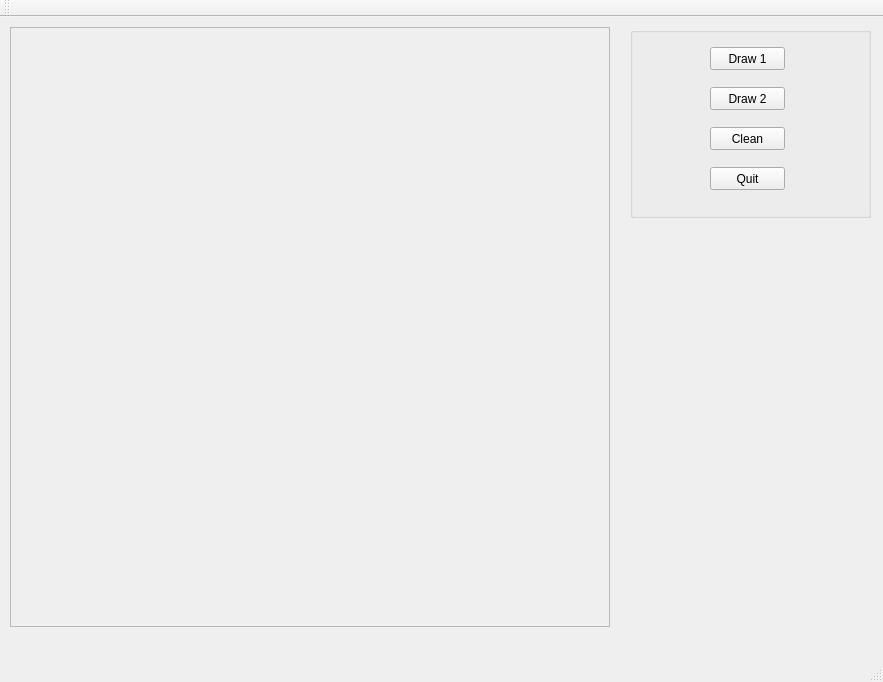
Qt form mywindow.ui (jasienieckih/lgim8) before a commit.
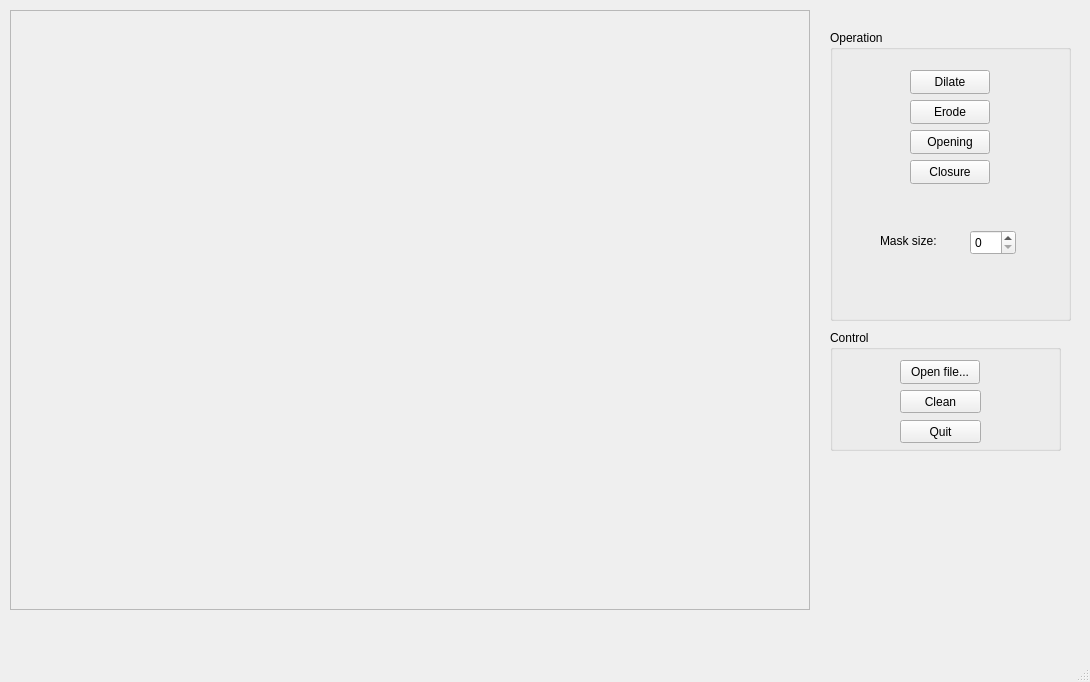
The same form after that commit.

Commit message: Change GUI to be suited for the task

What changed in the file:
```diff
--- a/mywindow.ui
+++ b/mywindow.ui
@@ -6,7 +6,7 @@
    <rect>
     <x>0</x>
     <y>0</y>
-    <width>883</width>
+    <width>1090</width>
     <height>682</height>
    </rect>
   </property>
@@ -19,7 +19,7 @@
      <rect>
       <x>10</x>
       <y>10</y>
-      <width>600</width>
+      <width>800</width>
       <height>600</height>
      </rect>
     </property>
@@ -33,20 +33,20 @@
    <widget class="QGroupBox" name="groupBox">
     <property name="geometry">
      <rect>
-      <x>630</x>
-      <y>10</y>
-      <width>241</width>
-      <height>191</height>
+      <x>830</x>
+      <y>330</y>
+      <width>231</width>
+      <height>121</height>
      </rect>
     </property>
     <property name="title">
-     <string/>
+     <string>Control</string>
     </property>
     <widget class="QPushButton" name="draw1Button">
      <property name="geometry">
       <rect>
-       <x>80</x>
-       <y>20</y>
+       <x>10</x>
+       <y>170</y>
        <width>75</width>
        <height>23</height>
       </rect>
@@ -55,25 +55,12 @@
       <string>Draw 1</string>
      </property>
     </widget>
-    <widget class="QPushButton" name="draw2Button">
-     <property name="geometry">
-      <rect>
-       <x>80</x>
-       <y>60</y>
-       <width>75</width>
-       <height>23</height>
-      </rect>
-     </property>
-     <property name="text">
-      <string>Draw 2</string>
-     </property>
-    </widget>
     <widget class="QPushButton" name="cleanButton">
      <property name="geometry">
       <rect>
-       <x>80</x>
-       <y>100</y>
-       <width>75</width>
+       <x>70</x>
+       <y>60</y>
+       <width>81</width>
        <height>23</height>
       </rect>
      </property>
@@ -84,9 +71,9 @@
     <widget class="QPushButton" name="exitButton">
      <property name="geometry">
       <rect>
-       <x>80</x>
-       <y>140</y>
-       <width>75</width>
+       <x>70</x>
+       <y>90</y>
+       <width>81</width>
        <height>23</height>
       </rect>
      </property>
@@ -94,6 +81,120 @@
       <string>Quit</string>
      </property>
     </widget>
+    <widget class="QPushButton" name="draw2Button">
+     <property name="geometry">
+      <rect>
+       <x>10</x>
+       <y>200</y>
+       <width>75</width>
+       <height>23</height>
+      </rect>
+     </property>
+     <property name="text">
+      <string>Draw 2</string>
+     </property>
+    </widget>
+    <widget class="QPushButton" name="pushButton">
+     <property name="geometry">
+      <rect>
+       <x>70</x>
+       <y>30</y>
+       <width>80</width>
+       <height>24</height>
+      </rect>
+     </property>
+     <property name="text">
+      <string>Open file...</string>
+     </property>
+    </widget>
+   </widget>
+   <widget class="QGroupBox" name="groupBox_2">
+    <property name="geometry">
+     <rect>
+      <x>830</x>
+      <y>30</y>
+      <width>241</width>
+      <height>291</height>
+     </rect>
+    </property>
+    <property name="title">
+     <string>Operation</string>
+    </property>
+    <widget class="QPushButton" name="pushButton_2">
+     <property name="geometry">
+      <rect>
+       <x>80</x>
+       <y>40</y>
+       <width>80</width>
+       <height>24</height>
+      </rect>
+     </property>
+     <property name="text">
+      <string>Dilate</string>
+     </property>
+    </widget>
+    <widget class="QPushButton" name="pushButton_3">
+     <property name="geometry">
+      <rect>
+       <x>80</x>
+       <y>70</y>
+       <width>80</width>
+       <height>24</height>
+      </rect>
+     </property>
+     <property name="text">
+      <string>Erode</string>
+     </property>
+    </widget>
+    <widget class="QPushButton" name="pushButton_4">
+     <property name="geometry">
+      <rect>
+       <x>80</x>
+       <y>100</y>
+       <width>80</width>
+       <height>24</height>
+      </rect>
+     </property>
+     <property name="text">
+      <string>Opening</string>
+     </property>
+    </widget>
+    <widget class="QPushButton" name="pushButton_5">
+     <property name="geometry">
+      <rect>
+       <x>80</x>
+       <y>130</y>
+       <width>80</width>
+       <height>24</height>
+      </rect>
+     </property>
+     <property name="text">
+      <string>Closure</string>
+     </property>
+    </widget>
+    <widget class="QSpinBox" name="spinBox">
+     <property name="geometry">
+      <rect>
+       <x>140</x>
+       <y>200</y>
+       <width>46</width>
+       <height>25</height>
+      </rect>
+     </property>
+    </widget>
+    <widget class="QLabel" name="label">
+     <property name="geometry">
+      <rect>
+       <x>50</x>
+       <y>200</y>
+       <width>71</width>
+       <height>21</height>
+      </rect>
+     </property>
+     <property name="text">
+      <string>Mask size: </string>
+     </property>
+    </widget>
    </widget>
   </widget>
   <widget class="QMenuBar" name="menuBar">
@@ -106,14 +207,6 @@
     </rect>
    </property>
   </widget>
-  <widget class="QToolBar" name="mainToolBar">
-   <attribute name="toolBarArea">
-    <enum>TopToolBarArea</enum>
-   </attribute>
-   <attribute name="toolBarBreak">
-    <bool>false</bool>
-   </attribute>
-  </widget>
   <widget class="QStatusBar" name="statusBar"/>
  </widget>
  <layoutdefault spacing="6" margin="11"/>
```
Left out of the diff: 2 changed lines with no effect on the pictures.
